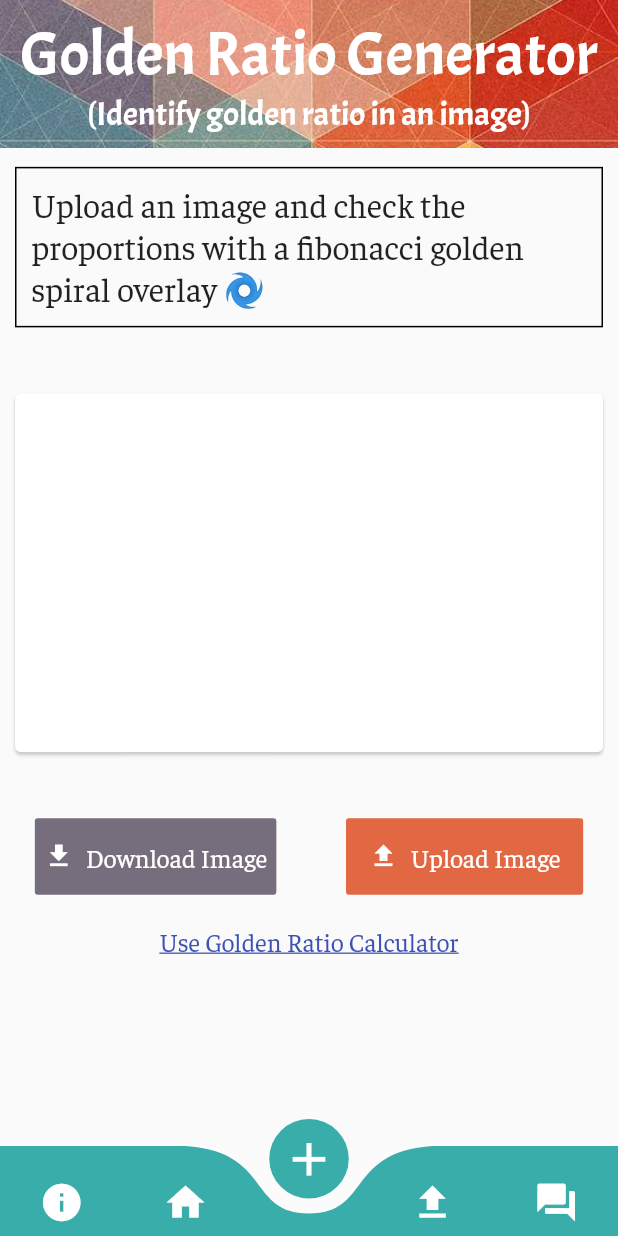
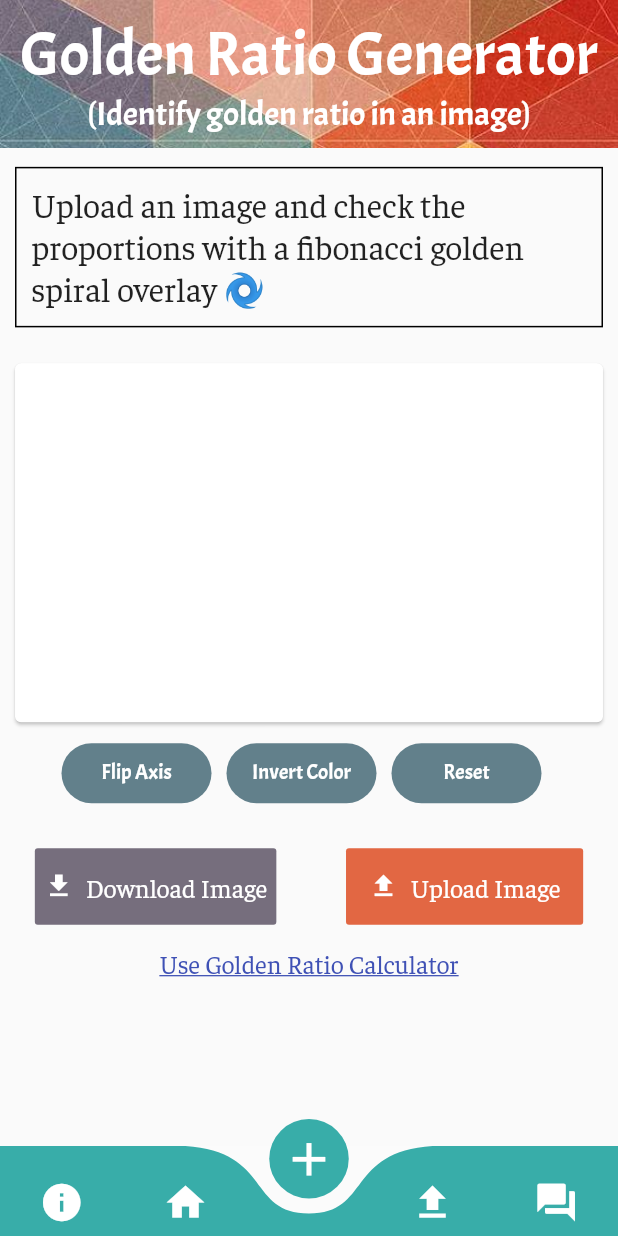
Before and after one commit to Prash2002/aurea, a Flutter app: the screen it shows after launch, swiped to page 4, on a phone screen of 412 x 824 dp. Run offline on Flutter 3.47's test engine with Material 2 defaults, Android fonts, the phone set to English and light mode, and no system bars; drawn by our look-alikes of curved_navigation_bar; our stand-ins replace cloud_firestore, firebase_auth, flutter_svg, google_sign_in, image_picker, photo_view and 2 more; missing offline and left inert: image_downloader, save_in_gallery; accounts and stored records are empty; project files that could hold a hidden picture were left out.

Commit message:
Merge images done

```diff
--- /dev/null
+++ b/lib/models/genButtons.dart
@@ -0,0 +1,22 @@
+import 'package:flutter/material.dart';
+
+class GenButton extends StatelessWidget {
+  final String title;
+  GenButton(this.title);
+  @override
+  Widget build(BuildContext context) {
+    return Container(
+      height: 40,
+      width: 100,
+      padding: EdgeInsets.all(8),
+      margin: EdgeInsets.only(right:10),
+      decoration: BoxDecoration(
+        color: Color.fromRGBO(98, 128, 139,1),
+        borderRadius: BorderRadius.circular(20)
+      ),
+      child: Center(
+        child: Text(title, style: TextStyle(color: Colors.white,fontFamily: 'Acme',),),
+      ),
+    );
+  }
+}
--- a/lib/screens/interactive.dart
+++ b/lib/screens/interactive.dart
@@ -6,6 +6,7 @@ import 'dart:io';
 import 'dart:async';
 import 'dart:math';
 import 'dart:typed_data';
+import 'package:aurea/models/genButtons.dart';
 import 'package:aurea/screens/calculator.dart';
 import 'package:flutter/material.dart';
 import 'package:flutter/material.dart' as mat;
@@ -28,7 +29,8 @@ class _InteractiveState extends State<Interactive> with AutomaticKeepAliveClient
   File image;
   final picker = ImagePicker();
   PhotoViewController photoViewController;
-
+  String spiralName ="spiral-2-hor.png";
+  bool leftSpiral = true;
   @override
   void initState() {
     super.initState();
@@ -57,6 +59,25 @@ class _InteractiveState extends State<Interactive> with AutomaticKeepAliveClient
     });
   }
 
+  axisFlip(){
+    setState(() {
+      leftSpiral = !leftSpiral;
+    if(!leftSpiral)
+     spiralName = "spiral-2.png";
+     else
+     spiralName = "spiral-2-hor.png";
+    });
+  }
+
+  reset(){
+    setState(() {
+      image = null;
+    });
+  }
+
+  invertColor(){
+
+  }
   var top = 0.0;
   var left = 0.0;
 
@@ -113,6 +134,10 @@ return file;
 
   Future downloadImage() async{
 
+    if(image==null){
+      return ;
+    }
+
     double scale = photoViewController.scale;
     Offset offset = photoViewController.rotationFocusPoint;
     double rotate = photoViewController.rotation;
@@ -122,9 +147,9 @@ return file;
 
     final image1 = decodeImage(image.readAsBytesSync());
 
-    final file = await getImageFileFromAssets("spiral-2-hor.png");
+    final file = await getImageFileFromAssets(spiralName);
     final tempImage = decodeImage(file.readAsBytesSync());
-    im.Image image3 = copyResize(tempImage, width: (tempImage.width * (scale/0.2784876140808344)).toInt() ,height: (tempImage.height* (scale/0.2784876140808344)).toInt());
+    im.Image image3 = copyResize(tempImage, width: (tempImage.width * (scale/0.228)).toInt() ,height: (tempImage.height* (scale/0.228)).toInt());
     im.Image image2 = copyRotate(image3, rotate*180/3.14);
     print(tempImage.width * (scale/0.2784));
     print((tempImage.width * (scale/0.2784)).toInt());
@@ -132,12 +157,12 @@ return file;
     final mergedImage = im.Image(image1.width,image1.height);
     // var dX = image1.width/2;
     // var dY = image1.height/2;
-    var dX = (image1.width - image2.width)/2;
-    var dY = (image1.height - image2.height )/2;
+    var dX = (image1.width - image2.width)/2 ;
+    var dY = (image1.height - image2.height )/2 ;
     print(dX);
     print(dY);
     copyInto(mergedImage, image1, blend : true);
-    copyInto(mergedImage, image2, dstX: dX.toInt(), dstY:dY.toInt(),srcX: 10, srcY: 10, blend:true);
+    copyInto(mergedImage, image2, dstX: dX.toInt(), dstY:dY.toInt(),srcX: 0, srcY: 0, blend:true);
 
     final documentDirectory = await getExternalStorageDirectory();
 
@@ -220,7 +245,7 @@ return file;
                     ),
                 ),
               ),
-              SizedBox(height:40),
+              SizedBox(height:20),
               Container(
                 width:height*0.3*1.618,
                 height: height*0.3,
@@ -249,7 +274,7 @@ return file;
                             child: ClipRect(
                             child: PhotoView(
                             controller: photoViewController,
-                            imageProvider: AssetImage("assets/images/spiral-2-hor.png"),
+                            imageProvider: AssetImage("assets/images/$spiralName"),
                             minScale: PhotoViewComputedScale.contained * 0.3,
                             maxScale: PhotoViewComputedScale.contained * 1.5,
                             enableRotation: true,
@@ -279,7 +304,25 @@ return file;
                   //  },
                 ),
               ),
-              SizedBox(height: 40,),
+              SizedBox(height: 10,),
+              Row(
+                mainAxisAlignment: MainAxisAlignment.center,
+                children: <Widget>[
+                  GestureDetector(
+                    child: GenButton("Flip Axis"),
+                    onTap: ()=>axisFlip(),
+                  ),
+                  GestureDetector(
+                    child: GenButton("Invert Color"),
+                    onTap: ()=>invertColor(),
+                  ),
+                  GestureDetector(
+                    child: GenButton("Reset"),
+                    onTap: ()=>reset(),
+                  ),
+                ],
+              ),
+              SizedBox(height: 30,),
               Row(
                 mainAxisAlignment: MainAxisAlignment.spaceAround,
                 children: <Widget>[
@@ -298,7 +341,7 @@ return file;
                   label: Text("Upload Image", style:TextStyle(fontSize: 17 ,color: Colors.white))
                   )
               ],),
-              SizedBox(height: 20,),
+              SizedBox(height: 15,),
               GestureDetector(
                 child: Text("Use Golden Ratio Calculator",
                 style: TextStyle(
```
